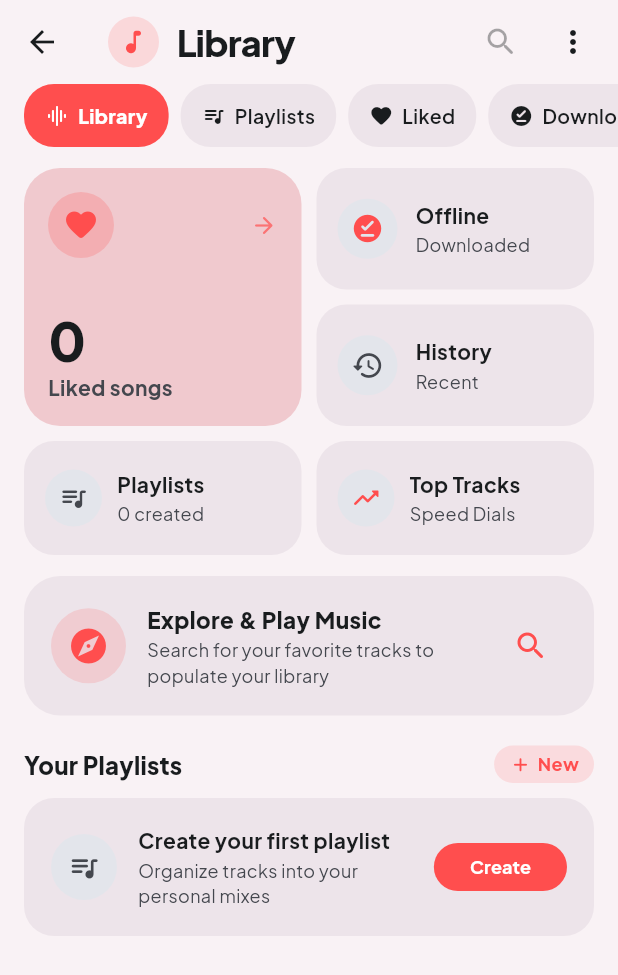
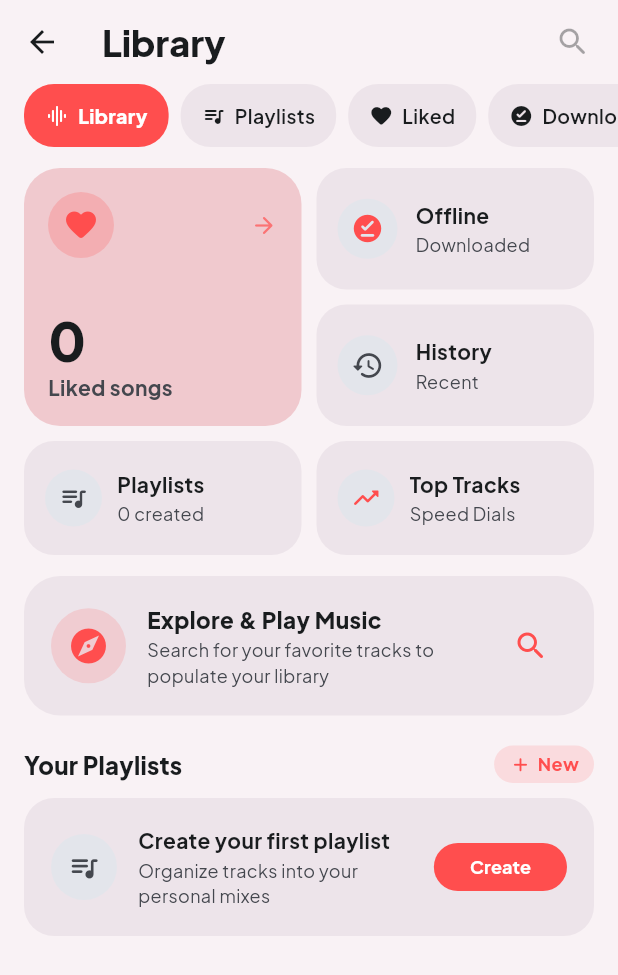
Before and after one commit to Manikants98/google_music, a Flutter app: the LibraryScreen screen opened directly, on a phone screen of 412 x 824 dp. Shown: the top 975 px of the screen. Run offline on Flutter 3.47's test engine with Material 3 defaults, Android fonts, the phone set to English and light mode, and no system bars; our stand-ins replace audio_service, cached_network_image, google_fonts, google_nav_bar, just_audio, material_ui and 1 more; missing offline and left inert: audio_session, material_3_expressive, youtube_explode_dart; statements that could not run were skipped.

Commit message:
style(library): match AppBar with Settings and Home screens

```diff
--- a/lib/features/library/presentation/library_screen.dart
+++ b/lib/features/library/presentation/library_screen.dart
@@ -50,34 +50,13 @@ class _LibraryScreenState extends State<LibraryScreen> {
       backgroundColor: colorScheme.surface,
       appBar: AppBar(
         backgroundColor: colorScheme.surface,
-        titleSpacing: hPad,
+        titleSpacing: isDesktop ? 24 : 12,
         elevation: 0,
-        title: Row(
-          children: <Widget>[
-            Container(
-              width: 34,
-              height: 34,
-              decoration: BoxDecoration(
-                color: accent.withValues(alpha: 0.16),
-                shape: BoxShape.circle,
-              ),
-              child: Center(
-                child: Icon(
-                  Icons.music_note_rounded,
-                  color: accent,
-                  size: 20,
-                ),
-              ),
-            ),
-            const SizedBox(width: 12),
-            Text(
-              'Library',
-              style: theme.textTheme.headlineSmall?.copyWith(
-                fontWeight: FontWeight.w800,
-                letterSpacing: -0.5,
-              ),
-            ),
-          ],
+        title: Text(
+          'Library',
+          style: theme.textTheme.headlineSmall?.copyWith(
+            fontWeight: FontWeight.w800,
+          ),
         ),
         actions: <Widget>[
           IconButton(
@@ -86,45 +65,7 @@ class _LibraryScreenState extends State<LibraryScreen> {
             color: colorScheme.onSurface,
             onPressed: widget.onSearchTapped,
           ),
-          PopupMenuButton<String>(
-            icon: Icon(Icons.more_vert_rounded, color: colorScheme.onSurface),
-            tooltip: 'Library Options',
-            color: colorScheme.surfaceContainerHighest,
-            shape: RoundedRectangleBorder(
-              borderRadius: BorderRadius.circular(16),
-            ),
-            onSelected: (value) {
-              if (value == 'new_playlist') {
-                _showCreatePlaylistDialog(context, controller);
-              } else if (value == 'clear_history') {
-                _confirmClearHistory(context, controller);
-              }
-            },
-            itemBuilder: (context) => <PopupMenuEntry<String>>[
-              PopupMenuItem<String>(
-                value: 'new_playlist',
-                child: Row(
-                  children: <Widget>[
-                    Icon(Icons.playlist_add_rounded, size: 20, color: accent),
-                    const SizedBox(width: 10),
-                    const Text('New Playlist'),
-                  ],
-                ),
-              ),
-              if (history.isNotEmpty)
-                const PopupMenuItem<String>(
-                  value: 'clear_history',
-                  child: Row(
-                    children: <Widget>[
-                      Icon(Icons.delete_sweep_rounded, size: 20, color: Colors.redAccent),
-                      SizedBox(width: 10),
-                      Text('Clear History'),
-                    ],
-                  ),
-                ),
-            ],
-          ),
-          SizedBox(width: isDesktop ? 16 : 6),
+          SizedBox(width: isDesktop ? 18 : 6),
         ],
       ),
       body: CustomScrollView(
```
